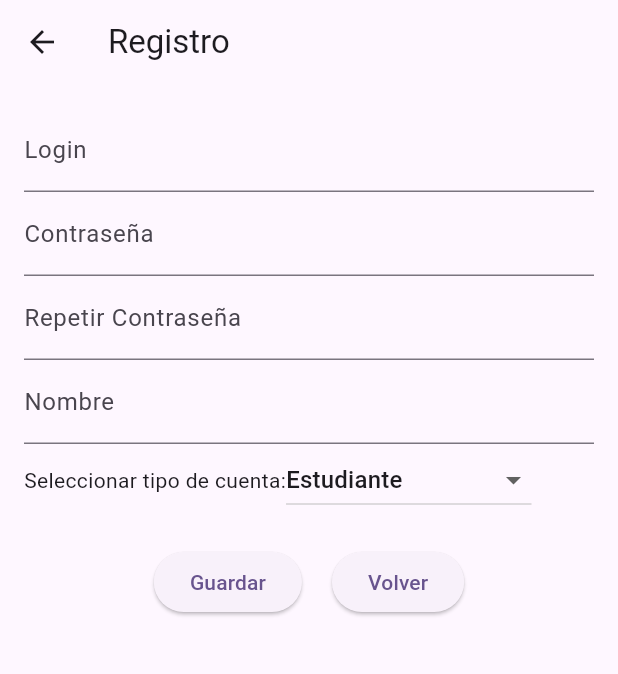
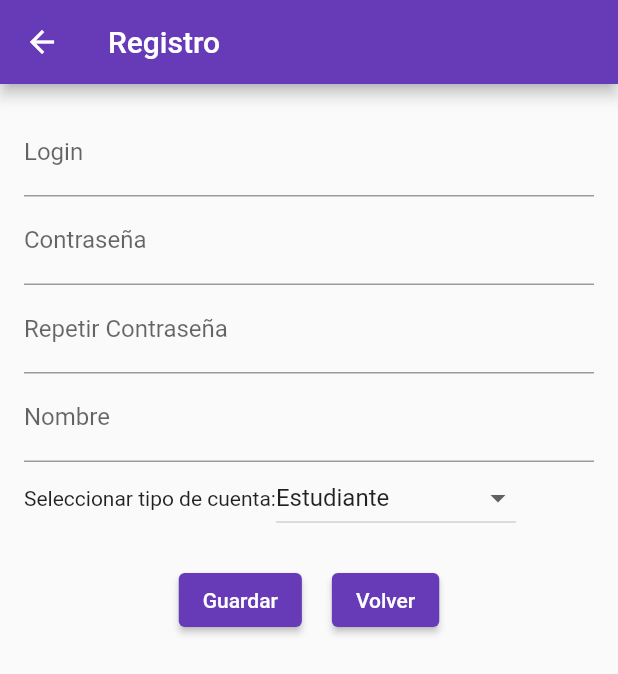
Before and after one commit to EmoMeza/proyecto-informatico, a Flutter app: the screen it shows after launch, after a tap on "Registrarse", on a phone screen of 412 x 824 dp. Shown: the top 674 px of the screen. Run offline on Flutter 3.47's test engine with Material 2 defaults, Android fonts, the phone set to English and light mode, and no system bars; our stand-ins replace carousel_slider, shared_preferences; network calls fail.

Commit message:
✨ (frontend): Agregar rutas de paginas al main

```diff
--- a/frontend/lib/main.dart
+++ b/frontend/lib/main.dart
@@ -1,12 +1,15 @@
 import 'package:flutter/material.dart';
 import 'package:proyecto_informatico/pages/login.dart';
+import 'package:proyecto_informatico/pages/menuCAA.dart';
+import 'package:proyecto_informatico/pages/menuAlumnos.dart';
+import 'package:proyecto_informatico/pages/agregarEvento.dart';
 
 void main() {
   runApp(const MyApp());
 }
 
 class MyApp extends StatelessWidget {
-  const MyApp({super.key});
+  const MyApp({Key? key});
 
   @override
   Widget build(BuildContext context) {
@@ -14,10 +17,17 @@ class MyApp extends StatelessWidget {
       debugShowCheckedModeBanner: false,
       title: 'EventiCAA',
       theme: ThemeData(
-        colorScheme: ColorScheme.fromSeed(seedColor: Colors.deepPurple),
-        useMaterial3: true,
+        colorScheme: ColorScheme.fromSwatch(
+          primarySwatch: Colors.deepPurple, // Set the primary swatch color
+        ).copyWith(secondary: Colors.deepPurple), // Set the secondary color
       ),
-      home: const Login(),
+      initialRoute: '/login',
+      routes: {
+        '/login': (context) => const Login(),
+        '/menuCAA': (context) => menuCAA(),
+        '/menuAlumnos': (context) => menuAlumnos(),
+        '/agregarEvento': (context) => AgregarEvento(),
+      },
     );
   }
 }
@@ -44,15 +54,11 @@ class _MyHomePageState extends State<MyHomePage> {
   Widget build(BuildContext context) {
     return Scaffold(
       appBar: AppBar(
-
         backgroundColor: Theme.of(context).colorScheme.inversePrimary,
-
         title: Text(widget.title),
       ),
       body: Center(
-
         child: Column(
-
           mainAxisAlignment: MainAxisAlignment.center,
           children: <Widget>[
             const Text(
```
